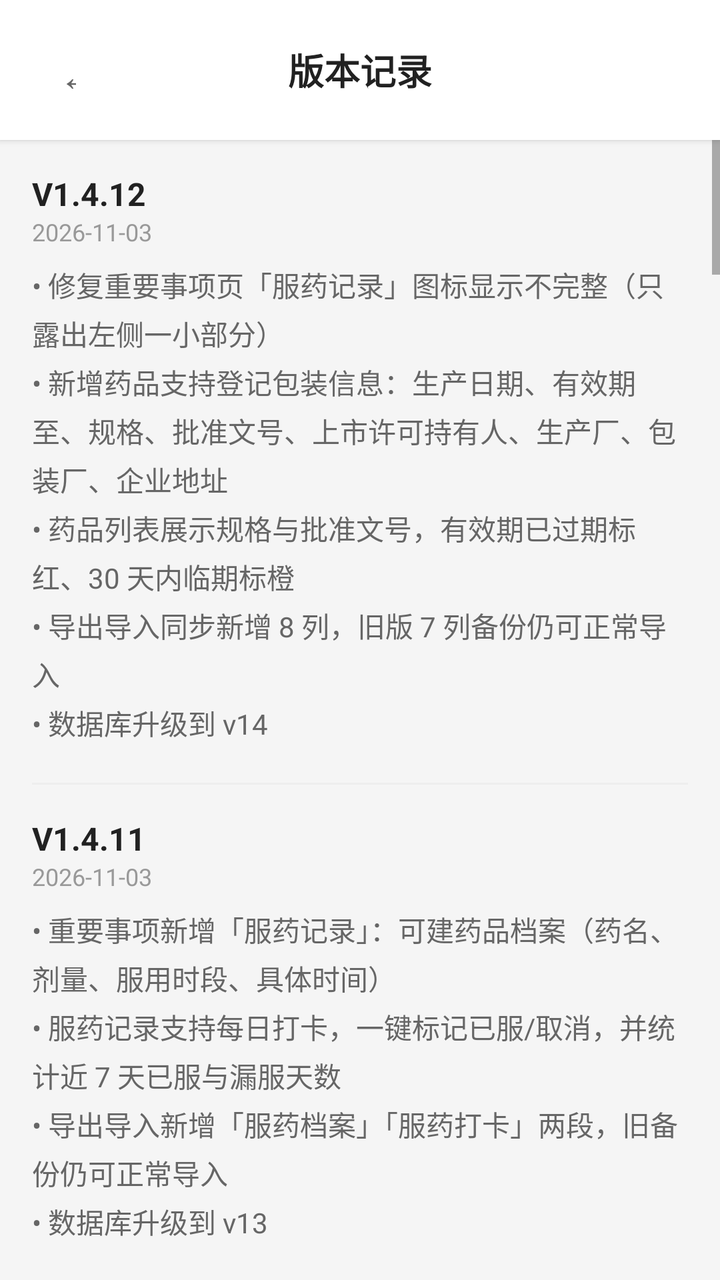
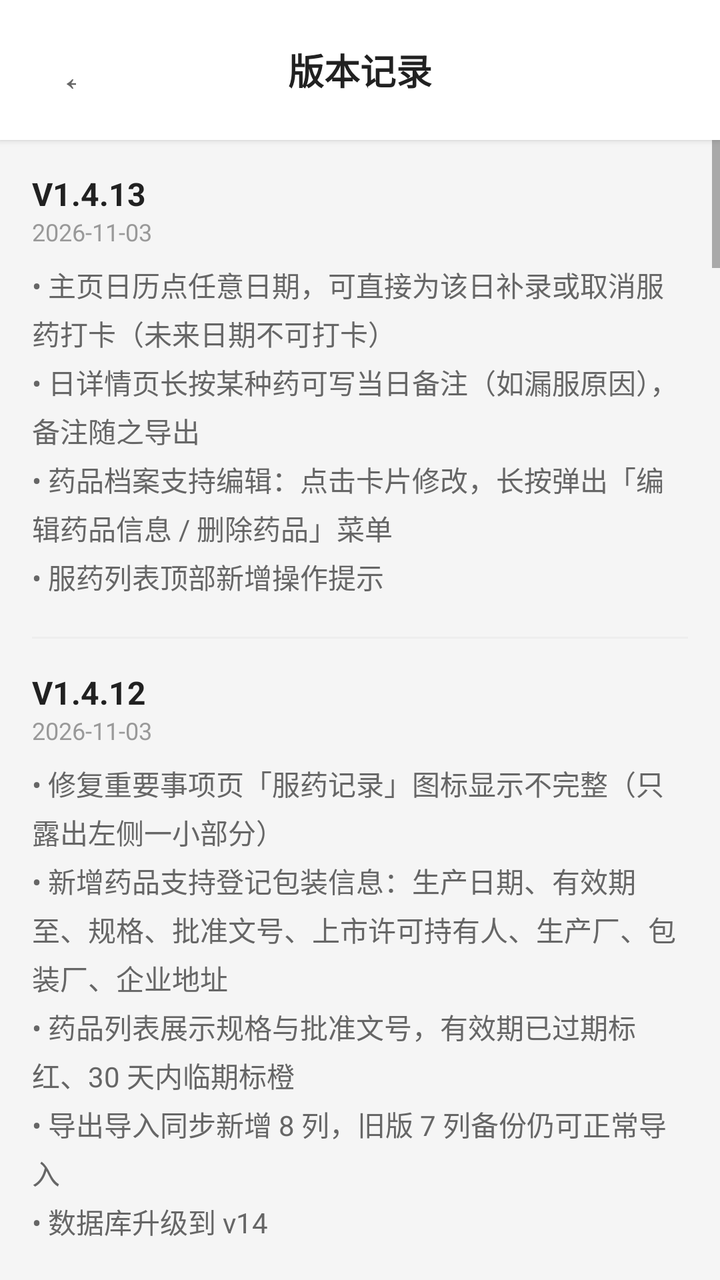

Before-and-after screenshots of an Android layout around one commit, followed by the original layout XML and the change that was made.
<!-- AndroidManifest.xml: application theme Theme.HealthRecorder -->
<!-- res/layout/activity_version_history.xml -->
<?xml version="1.0" encoding="utf-8"?>
<LinearLayout xmlns:android="http://schemas.android.com/apk/res/android"
    android:layout_width="match_parent"
    android:layout_height="match_parent"
    android:orientation="vertical"
    android:background="#F5F5F5">

    
    <LinearLayout
        android:layout_width="match_parent"
        android:layout_height="wrap_content"
        android:orientation="horizontal"
        android:paddingHorizontal="12dp"
        android:paddingVertical="14dp"
        android:background="#FFFFFF"
        android:elevation="2dp"
        android:gravity="center_vertical">
        <Button
            android:id="@+id/btnBack"
            android:layout_width="42dp"
            android:layout_height="42dp"
            android:background="@android:color/transparent"
            android:text="←"
            android:textSize="20sp"
            android:textColor="#666666"/>
        <TextView
            android:layout_width="0dp"
            android:layout_height="wrap_content"
            android:layout_weight="1"
            android:text="版本记录"
            android:textSize="18sp"
            android:textColor="#212121"
            android:textStyle="bold"
            android:gravity="center"/>
        <View
            android:layout_width="42dp"
            android:layout_height="42dp"/>
    </LinearLayout>

    <ScrollView
        android:layout_width="match_parent"
        android:layout_height="match_parent">
        <LinearLayout
            android:layout_width="match_parent"
            android:layout_height="wrap_content"
            android:orientation="vertical"
            android:padding="16dp">

            <TextView
                android:layout_width="wrap_content"
                android:layout_height="wrap_content"
                android:text="V1.4.12"
                android:textSize="16sp"
                android:textColor="#212121"
                android:textStyle="bold"/>
            <TextView
                android:layout_width="wrap_content"
                android:layout_height="wrap_content"
                android:text="2026-11-03"
                android:textSize="12sp"
                android:textColor="#999999"
                android:layout_marginBottom="8dp"/>
            <TextView
                android:layout_width="wrap_content"
                android:layout_height="wrap_content"
                android:text="• 修复重要事项页「服药记录」图标显示不完整（只露出左侧一小部分）\n• 新增药品支持登记包装信息：生产日期、有效期至、规格、批准文号、上市许可持有人、生产厂、包装厂、企业地址\n• 药品列表展示规格与批准文号，有效期已过期标红、30 天内临期标橙\n• 导出导入同步新增 8 列，旧版 7 列备份仍可正常导入\n• 数据库升级到 v14"
                android:textSize="14sp"
                android:textColor="#666666"
                android:lineSpacingExtra="4dp"
                android:layout_marginBottom="20dp"/>

            <View
                android:layout_width="match_parent"
                android:layout_height="1dp"
                android:background="#EEEEEE"
                android:layout_marginBottom="16dp"/>

            <TextView
                android:layout_width="wrap_content"
                android:layout_height="wrap_content"
                android:text="V1.4.11"
                android:textSize="16sp"
                android:textColor="#212121"
                android:textStyle="bold"/>
            <TextView
                android:layout_width="wrap_content"
                android:layout_height="wrap_content"
                android:text="2026-11-03"
                android:textSize="12sp"
                android:textColor="#999999"
                android:layout_marginBottom="8dp"/>
            <TextView
                android:layout_width="wrap_content"
                android:layout_height="wrap_content"
                android:text="• 重要事项新增「服药记录」：可建药品档案（药名、剂量、服用时段、具体时间）\n• 服药记录支持每日打卡，一键标记已服/取消，并统计近 7 天已服与漏服天数\n• 导出导入新增「服药档案」「服药打卡」两段，旧备份仍可正常导入\n• 数据库升级到 v13"
                android:textSize="14sp"
                android:textColor="#666666"
                android:lineSpacingExtra="4dp"
                android:layout_marginBottom="20dp"/>

            <View
                android:layout_width="match_parent"
                android:layout_height="1dp"
                android:background="#EEEEEE"
                android:layout_marginBottom="16dp"/>

            <TextView
                android:layout_width="wrap_content"
                android:layout_height="wrap_content"
                android:text="V1.4.10"
                android:textSize="16sp"
                android:textColor="#212121"
                android:textStyle="bold"/>
            <TextView
                android:layout_width="wrap_content"
                android:layout_height="wrap_content"
                android:text="2026-10-27"
                android:textSize="12sp"
                android:textColor="#999999"
                android:layout_marginBottom="8dp"/>
            <TextView
                android:layout_width="wrap_content"
                android:layout_height="wrap_content"
                android:text="• 修复：主页健康记录图标进入后，点击记录显示为空、无法编辑的问题\n• 体重趋势图：醒目标注最高值与最低值（默认取最近 3 个月），点击数据点可查看时间和体重\n• 健康记录列表：支持按成员筛选查看\n• 修复：编辑血压记录时体重输入框被误填为 0 的问题"
                android:textSize="14sp"
                android:textColor="#666666"
                android:lineSpacingExtra="4dp"
                android:layout_marginBottom="20dp"/>

            <View
                android:layout_width="match_parent"
                android:layout_height="1dp"
                android:background="#EEEEEE"
                android:layout_marginBottom="16dp"/>

            <TextView
                android:layout_width="wrap_content"
                android:layout_height="wrap_content"
                android:text="V1.4.9"
                android:textSize="16sp"
                android:textColor="#212121"
                android:textStyle="bold"/>
            <TextView
                android:layout_width="wrap_content"
                android:layout_height="wrap_content"
                android:text="2026-10-19"
                android:textSize="12sp"
                android:textColor="#999999"
                android:layout_marginBottom="8dp"/>
            <TextView
                android:layout_width="wrap_content"
                android:layout_height="wrap_content"
                android:text="• 运动统计：新增上月、本年的跑步距离与时长汇总\n• 添加运动记录：地点支持从历史地点中直接选择\n• 重要事项统计：新增事项日历，记录时间与提醒时间用不同标记区分\n• 读书笔记：支持记录开始阅读时间（精确到时分）\n• 读书笔记：读后感支持按页面区间记录多条\n• 导出导入：新增上述字段与读后感明细，修复 CSV 中多行内容丢失的问题\n• 数据库升级到 v12，修复旧版本升级可能闪退的问题"
                android:textSize="14sp"
                android:textColor="#666666"
                android:lineSpacingExtra="4dp"
                android:layout_marginBottom="20dp"/>

            <View
                android:layout_width="match_parent"
                android:layout_height="1dp"
                android:background="#EEEEEE"
                android:layout_marginBottom="16dp"/>

            <TextView
                android:layout_width="wrap_content"
                android:layout_height="wrap_content"
                android:text="V1.4.8"
                android:textSize="16sp"
                android:textColor="#212121"
                android:textStyle="bold"/>
            <TextView
                android:layout_width="wrap_content"
                android:layout_height="wrap_content"
                android:text="2026-09-11"
                android:textSize="12sp"
                android:textColor="#999999"
                android:layout_marginBottom="8dp"/>
            <TextView
                android:layout_width="wrap_content"
                android:layout_height="wrap_content"
                android:text="• 运动统计：移除本周徒步，新增本月跑步总里程与时长汇总\n• 主页趋势图：支持双指缩放高密度数据，点击数据点显示详情\n• 主页日历：点击日期可查看该日所有类型记录详情\n• 日详情页整合健康/运动/刷牙/呼吸/事项/猫咪/读书共7类数据"
                android:textSize="14sp"
                android:textColor="#666666"
                android:lineSpacingExtra="4dp"
                android:layout_marginBottom="20dp"/>

            <View
                android:layout_width="match_parent"
                android:layout_height="1dp"
                android:background="#EEEEEE"
                android:layout_marginBottom="16dp"/>

            <TextView
                android:layout_width="wrap_content"
                android:layout_height="wrap_content"
                android:text="V1.4.7"
                android:textSize="16sp"
                android:textColor="#212121"
                android:textStyle="bold"/>
            <TextView
                android:layout_width="wrap_content"
                android:layout_height="wrap_content"
                android:text="2026-08-04"
                android:textSize="12sp"
                android:textColor="#999999"
                android:layout_marginBottom="8dp"/>
            <TextView
                android:layout_width="wrap_content"
                android:layout_height="wrap_content"
                android:text="• 主页按钮「👥」→「💪 健康记录」，跳转历史健康记录列表\n• 数据管理新增成员管理入口\n• 呼吸打卡右上角菜单改为「📊 统计」\n• 运动/猫咪/刷牙列表页布局修复，解决闪退问题"
                android:textSize="14sp"
                android:textColor="#666666"
                android:lineSpacingExtra="4dp"
                android:layout_marginBottom="20dp"/>

            <View
                android:layout_width="match_parent"
                android:layout_height="1dp"
                android:background="#EEEEEE"
                android:layout_marginBottom="16dp"/>

            <TextView
                android:layout_width="wrap_content"
                android:layout_height="wrap_content"
                android:text="V1.4.6"
                android:textSize="16sp"
                android:textColor="#212121"
                android:textStyle="bold"/>
            <TextView
                android:layout_width="wrap_content"
                android:layout_height="wrap_content"
                android:text="2026-08-03"
                android:textSize="12sp"
                android:textColor="#999999"
                android:layout_marginBottom="8dp"/>
            <TextView
                android:layout_width="wrap_content"
                android:layout_height="wrap_content"
                android:text="• 读书笔记：读完时归档页数和读后感绑定保存，状态切换时自动固化\n• 读书笔记已读卡片显示「读完于第 X 页」及归档读后感\n• 读书笔记新增 📊 数据统计入口（总/在读/已读/想读、均分、总页数）\n• 数据管理新增数据重置功能（双重确认）\n• 数据库升级至 v11"
                android:textSize="14sp"
                android:textColor="#666666"
                android:lineSpacingExtra="4dp"
                android:layout_marginBottom="20dp"/>

            <View
                android:layout_width="match_parent"
                android:layout_height="1dp"
                android:background="#EEEEEE"
                android:layout_marginBottom="16dp"/>

            <TextView
                android:layout_width="wrap_content"
                android:layout_height="wrap_content"
                android:text="V1.4.5"
                android:textSize="16sp"
                android:textColor="#212121"
                android:textStyle="bold"/>
            <TextView
                android:layout_width="wrap_content"
                android:layout_height="wrap_content"
                android:text="2026-08-03"
                android:textSize="12sp"
                android:textColor="#999999"
                android:layout_marginBottom="8dp"/>
            <TextView
                android:layout_width="wrap_content"
                android:layout_height="wrap_content"
                android:text="• 重要事项支持导入（修复解析逻辑：优先级/状态/重复类型支持中文）\n• 读书笔记支持导入（修复解析逻辑：读书状态支持中文）\n• 重要事项列表页新增 📊 统计入口（总事项数、待办/已完成/已取消分布、优先级/重复类型分布）\n• 主页今日健康记录展示上限调整为 3 条"
                android:textSize="14sp"
                android:textColor="#666666"
                android:lineSpacingExtra="4dp"
                android:layout_marginBottom="20dp"/>

            <View
                android:layout_width="match_parent"
                android:layout_height="1dp"
                android:background="#EEEEEE"
                android:layout_marginBottom="16dp"/>

            <TextView
                android:layout_width="wrap_content"
                android:layout_height="wrap_content"
                android:text="V1.4.4"
                android:textSize="16sp"
                android:textColor="#212121"
                android:textStyle="bold"/>
            <TextView
                android:layout_width="wrap_content"
                android:layout_height="wrap_content"
                android:text="2026-07-31"
                android:textSize="12sp"
                android:textColor="#999999"
                android:layout_marginBottom="8dp"/>
            <TextView
                android:layout_width="wrap_content"
                android:layout_height="wrap_content"
                android:text="• 导出/导入支持呼吸打卡、重要事项、读书笔记、猫粮记录（共9种数据段）\n• 猫菜单优化：移除编辑/删除按钮，新增「统计」按钮一键跳转统计页\n• 主页日历最后一排对齐修复\n• 主页体重趋势图兼容修复（ColorOS设备崩溃修复）"
                android:textSize="14sp"
                android:textColor="#666666"
                android:lineSpacingExtra="4dp"
                android:layout_marginBottom="20dp"/>

            <View
                android:layout_width="match_parent"
                android:layout_height="1dp"
                android:background="#EEEEEE"
                android:layout_marginBottom="16dp"/>

            <TextView
                android:layout_width="wrap_content"
                android:layout_height="wrap_content"
                android:text="V1.4.0"
                android:textSize="16sp"
                android:textColor="#212121"
                android:textStyle="bold"/>
            <TextView
                android:layout_width="wrap_content"
                android:layout_height="wrap_content"
                android:text="2026-07-27"
                android:textSize="12sp"
                android:textColor="#999999"
                android:layout_marginBottom="8dp"/>
            <TextView
                android:layout_width="wrap_content"
                android:layout_height="wrap_content"
                android:text="• 新增呼吸打卡模块（呼吸时长、评分星级、打卡模式）\n• 新增重要事项模块（提醒设置、优先级、重复类型）\n• 新增读书笔记模块（阅读进度、星级评分、读书状态）\n• 主页新增体重+运动量趋势曲线图\n• 主页新增日历视图（有数据日期标记绿色圆点）\n• 架构升级：HealthRepository 单例代理全部 CRUD，数据层统一入口"
                android:textSize="14sp"
                android:textColor="#666666"
                android:lineSpacingExtra="4dp"
                android:layout_marginBottom="20dp"/>

            <View
                android:layout_width="match_parent"
                android:layout_height="1dp"
                android:background="#EEEEEE"
                android:layout_marginBottom="16dp"/>

            <TextView
                android:layout_width="wrap_content"
                android:layout_height="wrap_content"
                android:text="V1.3.2"
                android:textSize="16sp"
                android:textColor="#212121"
                android:textStyle="bold"/>
            <TextView
                android:layout_width="wrap_content"
                android:layout_height="wrap_content"
                android:text="2026-07-24"
                android:textSize="12sp"
                android:textColor="#999999"
                android:layout_marginBottom="8dp"/>
            <TextView
                android:layout_width="wrap_content"
                android:layout_height="wrap_content"
                android:text="• 主页历史记录列表 UI 优化：日期改为相对格式（今天/昨天/MM-dd）+ 时间显示、左侧状态色条（绿色正常/橙色偏高/红色异常）、体重 18sp 加粗主视觉、行高收紧\n• 体重等健康数据显示从 1 位小数提升为 2 位小数"
                android:textSize="14sp"
                android:textColor="#666666"
                android:lineSpacingExtra="4dp"
                android:layout_marginBottom="20dp"/>

            <View
                android:layout_width="match_parent"
                android:layout_height="1dp"
                android:background="#EEEEEE"
                android:layout_marginBottom="16dp"/>

            <TextView
                android:layout_width="wrap_content"
                android:layout_height="wrap_content"
                android:text="V1.3.1"
                android:textSize="16sp"
                android:textColor="#212121"
                android:textStyle="bold"/>
            <TextView
                android:layout_width="wrap_content"
                android:layout_height="wrap_content"
                android:text="2026-07-24"
                android:textSize="12sp"
                android:textColor="#999999"
                android:layout_marginBottom="8dp"/>
            <TextView
                android:layout_width="wrap_content"
                android:layout_height="wrap_content"
                android:text="• 修复运动记录添加时提示「保存失败」的BUG（数据库版本号遗漏导致旧库缺少 location 字段）"
                android:textSize="14sp"
                android:textColor="#666666"
                android:lineSpacingExtra="4dp"
                android:layout_marginBottom="20dp"/>

            <View
                android:layout_width="match_parent"
                android:layout_height="1dp"
                android:background="#EEEEEE"
                android:layout_marginBottom="16dp"/>

            <TextView
                android:layout_width="wrap_content"
                android:layout_height="wrap_content"
                android:text="V1.3"
                android:textSize="16sp"
                android:textColor="#212121"
                android:textStyle="bold"/>
            <TextView
                android:layout_width="wrap_content"
                android:layout_height="wrap_content"
                android:text="2026-07-23"
                android:textSize="12sp"
                android:textColor="#999999"
                android:layout_marginBottom="8dp"/>
            <TextView
                android:layout_width="wrap_content"
                android:layout_height="wrap_content"
                android:text="• 主页顶部按钮统一五等分（猫拉屎 / 猫刷牙 / 运动 / 成员 / 版本），文字不换行
• 主页FAB独立可拖拽，绿色50%透明度，拖动不越界消失
• 刷牙统计改为「本月刷牙次数」和「本年累计刷牙」两个汇总卡
• 运动记录新增「运动地点」字段，支持导出和导入"
                android:textSize="14sp"
                android:textColor="#666666"
                android:lineSpacingExtra="4dp"
                android:layout_marginBottom="20dp"/>

            <View
                android:layout_width="match_parent"
                android:layout_height="1dp"
                android:background="#EEEEEE"
                android:layout_marginBottom="16dp"/>

            <TextView
                android:layout_width="wrap_content"
                android:layout_height="wrap_content"
                android:text="V1.2.4.5"
                android:textSize="16sp"
                android:textColor="#212121"
                android:textStyle="bold"/>
            <TextView
                android:layout_width="wrap_content"
                android:layout_height="wrap_content"
                android:text="2026-07-14"
                android:textSize="12sp"
                android:textColor="#999999"
                android:layout_marginBottom="8dp"/>
            <TextView
                android:layout_width="wrap_content"
                android:layout_height="wrap_content"
                android:text="• 刷牙记录支持点击编辑和删除\n• 运动记录支持点击编辑和删除\n• 猫咪如厕新增如厕意愿（如主动叫唤/被动抱走/甩屎）和如厕过程（进盆就拉/进进出出再拉/进盆再逃走）标签\n• 主界面一级菜单改名为「猫拉屎」和「猫刷牙」"
                android:textSize="14sp"
                android:textColor="#666666"
                android:lineSpacingExtra="4dp"
                android:layout_marginBottom="20dp"/>

            <View
                android:layout_width="match_parent"
                android:layout_height="1dp"
                android:background="#EEEEEE"
                android:layout_marginBottom="16dp"/>
            <TextView
                android:layout_width="wrap_content"
                android:layout_height="wrap_content"
                android:text="V1.2.4.4"
                android:textSize="16sp"
                android:textColor="#212121"
                android:textStyle="bold"/>
            <TextView
                android:layout_width="wrap_content"
                android:layout_height="wrap_content"
                android:text="2026-07-13"
                android:textSize="12sp"
                android:textColor="#999999"
                android:layout_marginBottom="8dp"/>
            <TextView
                android:layout_width="wrap_content"
                android:layout_height="wrap_content"
                android:text="• 猫咪如厕记录支持删除（编辑页带确认对话框）"
                android:textSize="14sp"
                android:textColor="#666666"
                android:lineSpacingExtra="4dp"
                android:layout_marginBottom="20dp"/>

            <View
                android:layout_width="match_parent"
                android:layout_height="1dp"
                android:background="#EEEEEE"
                android:layout_marginBottom="16dp"/>

            <TextView
                android:layout_width="wrap_content"
                android:layout_height="wrap_content"
                android:text="V1.2.4.3"
                android:textSize="16sp"
                android:textColor="#212121"
                android:textStyle="bold"/>
            <TextView
                android:layout_width="wrap_content"
                android:layout_height="wrap_content"
                android:text="2026-07-13"
                android:textSize="12sp"
                android:textColor="#999999"
                android:layout_marginBottom="8dp"/>
            <TextView
                android:layout_width="wrap_content"
                android:layout_height="wrap_content"
                android:text="• 猫咪如厕记录列表显示为所属成员（彩色标签）\n• 猫咪如厕记录支持点击编辑修改\n• 修复导入后数量/成员显示问题"
                android:textSize="14sp"
                android:textColor="#666666"
                android:lineSpacingExtra="4dp"
                android:layout_marginBottom="20dp"/>

            <View
                android:layout_width="match_parent"
                android:layout_height="1dp"
                android:background="#EEEEEE"
                android:layout_marginBottom="16dp"/>

            <TextView
                android:layout_width="wrap_content"
                android:layout_height="wrap_content"
                android:text="V1.2.4.2"
                android:textSize="16sp"
                android:textColor="#212121"
                android:textStyle="bold"/>
            <TextView
                android:layout_width="wrap_content"
                android:layout_height="wrap_content"
                android:text="2026-07-13"
                android:textSize="12sp"
                android:textColor="#999999"
                android:layout_marginBottom="8dp"/>
            <TextView
                android:layout_width="wrap_content"
                android:layout_height="wrap_content"
                android:text="• 修复导入数据后猫咪模块闪退（评分标签背景缺失导致空指针）\n• 修复猫咪名显示错误、导入粪便数量丢失"
                android:textSize="14sp"
                android:textColor="#666666"
                android:lineSpacingExtra="4dp"
                android:layout_marginBottom="20dp"/>

            <View
                android:layout_width="match_parent"
                android:layout_height="1dp"
                android:background="#EEEEEE"
                android:layout_marginBottom="16dp"/>

            <TextView
                android:layout_width="wrap_content"
                android:layout_height="wrap_content"
                android:text="V1.2.4.1"
                android:textSize="16sp"
                android:textColor="#212121"
                android:textStyle="bold"/>
            <TextView
                android:layout_width="wrap_content"
                android:layout_height="wrap_content"
                android:text="2026-07-13"
                android:textSize="12sp"
                android:textColor="#999999"
                android:layout_marginBottom="8dp"/>
            <TextView
                android:layout_width="wrap_content"
                android:layout_height="wrap_content"
                android:text="• 修复全新安装后猫咪/刷牙/运动模块闪退问题\n• （onCreate 遗漏建表导致查询失败）"
                android:textSize="14sp"
                android:textColor="#666666"
                android:lineSpacingExtra="4dp"
                android:layout_marginBottom="20dp"/>

            <View
                android:layout_width="match_parent"
                android:layout_height="1dp"
                android:background="#EEEEEE"
                android:layout_marginBottom="16dp"/>

            <TextView
                android:layout_width="wrap_content"
                android:layout_height="wrap_content"
                android:text="V1.2.4"
                android:textSize="16sp"
                android:textColor="#212121"
                android:textStyle="bold"/>
            <TextView
                android:layout_width="wrap_content"
                android:layout_height="wrap_content"
                android:text="2026-07-13"
                android:textSize="12sp"
                android:textColor="#999999"
                android:layout_marginBottom="8dp"/>
            <TextView
                android:layout_width="wrap_content"
                android:layout_height="wrap_content"
                android:text="• 修复数据库升级顺序导致的闪退问题\n• 数据导入/导出支持猫咪/刷牙/运动记录\n• 向前兼容旧版备份文件"
                android:textSize="14sp"
                android:textColor="#666666"
                android:lineSpacingExtra="4dp"
                android:layout_marginBottom="20dp"/>

            <View
                android:layout_width="match_parent"
                android:layout_height="1dp"
                android:background="#EEEEEE"
                android:layout_marginBottom="16dp"/>

            <TextView
                android:layout_width="wrap_content"
                android:layout_height="wrap_content"
                android:text="V1.2.3"
                android:textSize="16sp"
                android:textColor="#212121"
                android:textStyle="bold"/>
            <TextView
                android:layout_width="wrap_content"
                android:layout_height="wrap_content"
                android:text="2026-07-13"
                android:textSize="12sp"
                android:textColor="#999999"
                android:layout_marginBottom="8dp"/>
            <TextView
                android:layout_width="wrap_content"
                android:layout_height="wrap_content"
                android:text="• 猫咪如厕记录新增粪便数量指标\n• 主页右上角新增版本记录入口"
                android:textSize="14sp"
                android:textColor="#666666"
                android:lineSpacingExtra="4dp"
                android:layout_marginBottom="20dp"/>

            <View
                android:layout_width="match_parent"
                android:layout_height="1dp"
                android:background="#EEEEEE"
                android:layout_marginBottom="16dp"/>

            <TextView
                android:layout_width="wrap_content"
                android:layout_height="wrap_content"
                android:text="V1.2.2"
                android:textSize="16sp"
                android:textColor="#212121"
                android:textStyle="bold"/>
            <TextView
                android:layout_width="wrap_content"
                android:layout_height="wrap_content"
                android:text="2026-07-13"
                android:textSize="12sp"
                android:textColor="#999999"
                android:layout_marginBottom="8dp"/>
            <TextView
                android:layout_width="wrap_content"
                android:layout_height="wrap_content"
                android:text="• 猫咪记录改用成员选择\n• 新增如厕统计页面（距上次天数、间隔统计、评分分布）"
                android:textSize="14sp"
                android:textColor="#666666"
                android:lineSpacingExtra="4dp"
                android:layout_marginBottom="20dp"/>

            <View
                android:layout_width="match_parent"
                android:layout_height="1dp"
                android:background="#EEEEEE"
                android:layout_marginBottom="16dp"/>

            <TextView
                android:layout_width="wrap_content"
                android:layout_height="wrap_content"
                android:text="V1.2"
                android:textSize="16sp"
                android:textColor="#212121"
                android:textStyle="bold"/>
            <TextView
                android:layout_width="wrap_content"
                android:layout_height="wrap_content"
                android:text="2026-07-08"
                android:textSize="12sp"
                android:textColor="#999999"
                android:layout_marginBottom="8dp"/>
            <TextView
                android:layout_width="wrap_content"
                android:layout_height="wrap_content"
                android:text="• 新增猫咪如厕记录模块\n• 新增刷牙记录模块\n• 新增运动记录模块\n• 数据管理：导出/导入支持双段格式"
                android:textSize="14sp"
                android:textColor="#666666"
                android:lineSpacingExtra="4dp"
                android:layout_marginBottom="20dp"/>

            <View
                android:layout_width="match_parent"
                android:layout_height="1dp"
                android:background="#EEEEEE"
                android:layout_marginBottom="16dp"/>

            <TextView
                android:layout_width="wrap_content"
                android:layout_height="wrap_content"
                android:text="V1.1"
                android:textSize="16sp"
                android:textColor="#212121"
                android:textStyle="bold"/>
            <TextView
                android:layout_width="wrap_content"
                android:layout_height="wrap_content"
                android:text="2026-07-08"
                android:textSize="12sp"
                android:textColor="#999999"
                android:layout_marginBottom="8dp"/>
            <TextView
                android:layout_width="wrap_content"
                android:layout_height="wrap_content"
                android:text="• 多用户支持（成员管理、颜色标签）\n• 体重精度提升至小数点后两位\n• 数据导入/导出功能"
                android:textSize="14sp"
                android:textColor="#666666"
                android:lineSpacingExtra="4dp"
                android:layout_marginBottom="20dp"/>

            <View
                android:layout_width="match_parent"
                android:layout_height="1dp"
                android:background="#EEEEEE"
                android:layout_marginBottom="16dp"/>

            <TextView
                android:layout_width="wrap_content"
                android:layout_height="wrap_content"
                android:text="V1.0"
                android:textSize="16sp"
                android:textColor="#212121"
                android:textStyle="bold"/>
            <TextView
                android:layout_width="wrap_content"
                android:layout_height="wrap_content"
                android:text="2026-07-03"
                android:textSize="12sp"
                android:textColor="#999999"
                android:layout_marginBottom="8dp"/>
            <TextView
                android:layout_width="wrap_content"
                android:layout_height="wrap_content"
                android:text="• 健康记录基础功能（体重、血压）\n• 图表统计\n• 数据导出"
                android:textSize="14sp"
                android:textColor="#666666"
                android:lineSpacingExtra="4dp"/>

        </LinearLayout>
    </ScrollView>
</LinearLayout>
<!-- resources referenced by this layout -->
<resources>
  <style name="Theme.HealthRecorder" parent="Theme.MaterialComponents.Light.DarkActionBar">
          
          <item name="colorPrimary">@color/purple_500</item>
          <item name="colorPrimaryVariant">@color/purple_700</item>
          <item name="colorOnPrimary">@color/white</item>
          
          
          <item name="colorSecondary">@color/teal_200</item>
          <item name="colorSecondaryVariant">@color/teal_700</item>
          <item name="colorOnSecondary">@color/black</item>
          
          
          <item name="android:statusBarColor">?attr/colorPrimaryVariant</item>
          
          
      </style>
  <color name="purple_500">#9C27B0</color>
  <color name="purple_700">#7B1FA2</color>
  <color name="white">#FFFFFF</color>
  <color name="teal_200">#80CBC4</color>
  <color name="teal_700">#00796B</color>
  <color name="black">#000000</color>
</resources>

<!-- the commit's change to res/layout/activity_version_history.xml (unified diff, before → after) -->
@@ -49,6 +49,35 @@
             <TextView
                 android:layout_width="wrap_content"
                 android:layout_height="wrap_content"
+                android:text="V1.4.13"
+                android:textSize="16sp"
+                android:textColor="#212121"
+                android:textStyle="bold"/>
+            <TextView
+                android:layout_width="wrap_content"
+                android:layout_height="wrap_content"
+                android:text="2026-11-03"
+                android:textSize="12sp"
+                android:textColor="#999999"
+                android:layout_marginBottom="8dp"/>
+            <TextView
+                android:layout_width="wrap_content"
+                android:layout_height="wrap_content"
+                android:text="• 主页日历点任意日期，可直接为该日补录或取消服药打卡（未来日期不可打卡）\n• 日详情页长按某种药可写当日备注（如漏服原因），备注随之导出\n• 药品档案支持编辑：点击卡片修改，长按弹出「编辑药品信息 / 删除药品」菜单\n• 服药列表顶部新增操作提示"
+                android:textSize="14sp"
+                android:textColor="#666666"
+                android:lineSpacingExtra="4dp"
+                android:layout_marginBottom="20dp"/>
+
+            <View
+                android:layout_width="match_parent"
+                android:layout_height="1dp"
+                android:background="#EEEEEE"
+                android:layout_marginBottom="16dp"/>
+
+            <TextView
+                android:layout_width="wrap_content"
+                android:layout_height="wrap_content"
                 android:text="V1.4.12"
                 android:textSize="16sp"
                 android:textColor="#212121"
